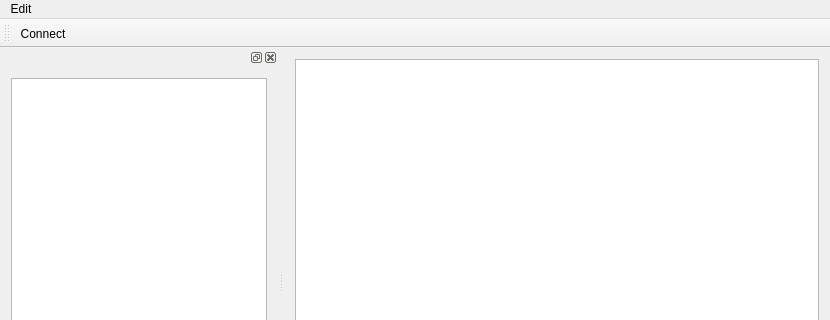
Before: the Qt Designer form remote_control/mainwindow.ui in denidoank/avalonsailing, drawn with Qt 5; both pictures show x 0 to 830 and y 0 to 320 of the 830 by 777 pixel window.
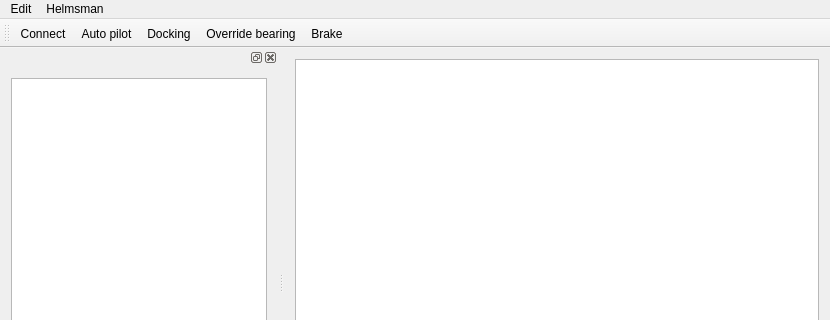
After: the same form once the commit is applied. Icons and pictures are not drawn.

Commit message:
remote_control: interface to set helmsman's control mode.
Adds menu and icons to control helmsman's control mode.
Keyboard shortcuts will follow soon.

```diff
--- a/remote_control/mainwindow.ui
+++ b/remote_control/mainwindow.ui
@@ -26,7 +26,7 @@
      <x>0</x>
      <y>0</y>
      <width>830</width>
-     <height>22</height>
+     <height>27</height>
     </rect>
    </property>
    <widget class="QMenu" name="menuFile">
@@ -36,7 +36,18 @@
     <addaction name="actionConfig"/>
     <addaction name="actionConnect"/>
    </widget>
+   <widget class="QMenu" name="menuHelmsman">
+    <property name="title">
+     <string>Helmsman</string>
+    </property>
+    <addaction name="actionAuto_pilot"/>
+    <addaction name="actionBrake"/>
+    <addaction name="actionDocking"/>
+    <addaction name="actionOverride_bearing"/>
+    <addaction name="actionRestart"/>
+   </widget>
    <addaction name="menuFile"/>
+   <addaction name="menuHelmsman"/>
   </widget>
   <widget class="QToolBar" name="mainToolBar">
    <attribute name="toolBarArea">
@@ -46,6 +57,10 @@
     <bool>false</bool>
    </attribute>
    <addaction name="actionConnect"/>
+   <addaction name="actionAuto_pilot"/>
+   <addaction name="actionDocking"/>
+   <addaction name="actionOverride_bearing"/>
+   <addaction name="actionBrake"/>
   </widget>
   <widget class="QStatusBar" name="statusBar"/>
   <widget class="QDockWidget" name="dockWidget_5">
@@ -96,6 +111,47 @@
     <string>Connect</string>
    </property>
   </action>
+  <action name="actionAuto_pilot">
+   <property name="icon">
+    <iconset resource="icons.qrc">
+     <normaloff>:/icons/auto_pilot.png</normaloff>:/icons/auto_pilot.png</iconset>
+   </property>
+   <property name="text">
+    <string>Auto pilot</string>
+   </property>
+  </action>
+  <action name="actionDocking">
+   <property name="icon">
+    <iconset resource="icons.qrc">
+     <normaloff>:/icons/dock.png</normaloff>:/icons/dock.png</iconset>
+   </property>
+   <property name="text">
+    <string>Docking</string>
+   </property>
+  </action>
+  <action name="actionOverride_bearing">
+   <property name="icon">
+    <iconset resource="icons.qrc">
+     <normaloff>:/icons/override.png</normaloff>:/icons/override.png</iconset>
+   </property>
+   <property name="text">
+    <string>Override bearing</string>
+   </property>
+  </action>
+  <action name="actionRestart">
+   <property name="text">
+    <string>Restart</string>
+   </property>
+  </action>
+  <action name="actionBrake">
+   <property name="icon">
+    <iconset resource="icons.qrc">
+     <normaloff>:/icons/brake.png</normaloff>:/icons/brake.png</iconset>
+   </property>
+   <property name="text">
+    <string>Brake</string>
+   </property>
+  </action>
  </widget>
  <layoutdefault spacing="6" margin="11"/>
  <resources>
```
The commit also changes 9 other files.
